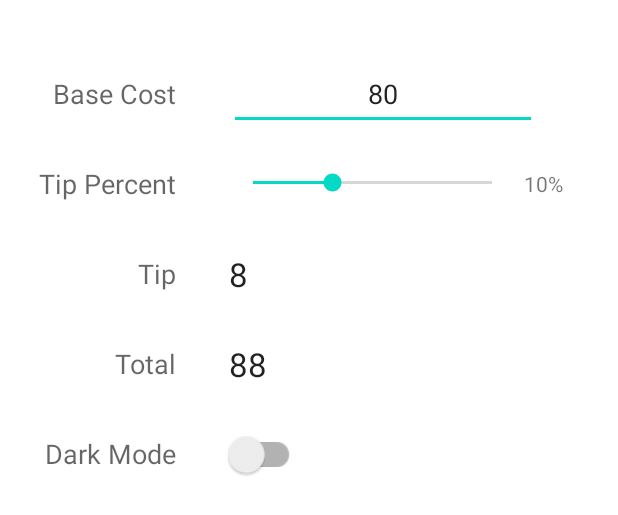
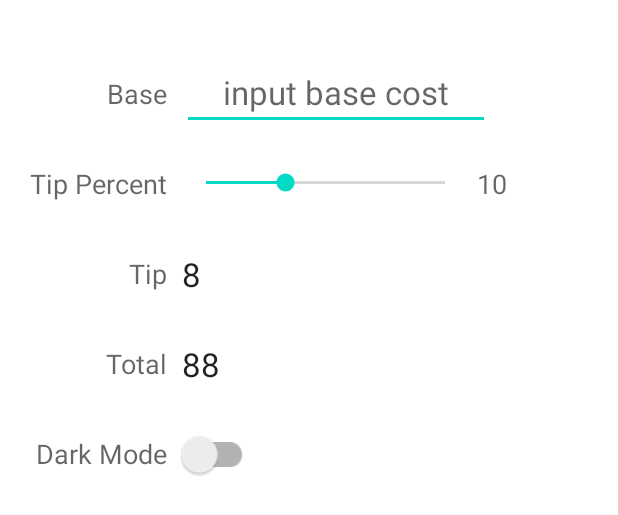
Before and after one commit to MatHazak/tip-calculator-app, an Android app: the layout activity_main.xml on its own in the app's theme, with its tools: preview values and no code run, on a phone screen of 412 x 824 dp. Shown: the top 515 px of the screen. Run offline under Robolectric (Android 15) with nearby library versions, the phone set to English and light mode, and no system bars.

Commit message:
some minor changes in UI.

```diff
--- a/app/src/main/java/me/mathazak/tipcalculator/MainActivity.kt
+++ b/app/src/main/java/me/mathazak/tipcalculator/MainActivity.kt
@@ -16,11 +16,13 @@ class MainActivity : AppCompatActivity() {
         super.onCreate(savedInstanceState)
         binding = ActivityMainBinding.inflate(layoutInflater)
         setContentView(binding.root)
+
+        updateTip()
         updateTotal()
 
         binding.tipSeekBar.setOnSeekBarChangeListener(object : SeekBar.OnSeekBarChangeListener {
             override fun onProgressChanged(seekBar: SeekBar?, progress: Int, fromUser: Boolean) {
-                updateTip(progress)
+                updateTip()
                 updateTotal()
             }
             override fun onStartTrackingTouch(seekBar: SeekBar?) {}
@@ -44,7 +46,8 @@ class MainActivity : AppCompatActivity() {
         }
     }
 
-    private fun updateTip(percent: Int) {
+    private fun updateTip() {
+        val percent = binding.tipSeekBar.progress
         binding.tipPercent.text = getString(R.string.percent, percent)
     }
 
--- a/app/src/main/res/layout/activity_main.xml
+++ b/app/src/main/res/layout/activity_main.xml
@@ -11,14 +11,16 @@
             android:layout_height="48dp"
             android:ems="10"
             android:id="@+id/baseCost"
-            android:text="80"
             android:textAlignment="center"
             android:inputType="numberDecimal"
             android:textStyle="normal"
             app:layout_constraintBottom_toBottomOf="@+id/textView10"
             app:layout_constraintTop_toTopOf="@+id/textView10"
             app:layout_constraintStart_toEndOf="@+id/textView10"
-            android:layout_marginStart="35dp" />
+            android:layout_marginStart="10dp"
+            android:textAppearance="@style/TextAppearance.AppCompat.Large"
+            android:importantForAutofill="no"
+            android:hint="@string/input_base_cost_prompt" />
 
     <SeekBar
             android:layout_width="191dp"
@@ -29,32 +31,32 @@
             style="@style/Widget.AppCompat.SeekBar"
             app:layout_constraintTop_toTopOf="@+id/textView11"
             app:layout_constraintBottom_toBottomOf="@+id/textView11"
-            android:layout_marginStart="35dp"
-            app:layout_constraintStart_toEndOf="@+id/textView11" />
+            app:layout_constraintStart_toStartOf="@+id/baseCost" />
 
     <TextView
-            android:text="Base Cost"
+            android:text="@string/base"
             android:layout_width="wrap_content"
             android:layout_height="wrap_content"
             app:layout_constraintTop_toTopOf="parent"
-            app:layout_constraintStart_toStartOf="parent"
             android:layout_marginTop="50dp"
-            android:layout_marginStart="35dp"
             android:id="@+id/textView10"
-            android:textAppearance="@style/TextAppearance.AppCompat.Medium" />
+            android:textAppearance="@style/TextAppearance.AppCompat.Medium"
+            app:layout_constraintEnd_toEndOf="@+id/textView11"
+            android:labelFor="@id/baseCost" />
 
     <TextView
-            android:text="Tip Percent"
+            android:text="@string/tip_percent"
             android:layout_width="wrap_content"
             android:layout_height="wrap_content"
             app:layout_constraintTop_toBottomOf="@+id/textView10"
             android:id="@+id/textView11"
-            app:layout_constraintEnd_toEndOf="@+id/textView10"
             android:layout_marginTop="35dp"
-            android:textAppearance="@style/TextAppearance.AppCompat.Medium" />
+            android:textAppearance="@style/TextAppearance.AppCompat.Medium"
+            app:layout_constraintStart_toStartOf="parent"
+            android:layout_marginStart="20dp" />
 
     <TextView
-            android:text="Tip"
+            android:text="@string/tip"
             android:layout_width="wrap_content"
             android:layout_height="wrap_content"
             app:layout_constraintTop_toBottomOf="@+id/textView11"
@@ -64,7 +66,7 @@
             android:textAppearance="@style/TextAppearance.AppCompat.Medium" />
 
     <TextView
-            android:text="Total"
+            android:text="@string/total"
             android:layout_width="wrap_content"
             android:layout_height="wrap_content"
             app:layout_constraintTop_toBottomOf="@+id/textView12"
@@ -74,7 +76,7 @@
             android:layout_marginTop="35dp" />
 
     <TextView
-            android:text="Dark Mode"
+            android:text="@string/dark_mode"
             android:layout_width="wrap_content"
             android:layout_height="wrap_content"
             android:textAppearance="@style/TextAppearance.AppCompat.Medium"
@@ -84,36 +86,36 @@
             android:layout_marginTop="35dp" />
 
     <TextView
-            android:text="10%"
             android:layout_width="wrap_content"
             android:layout_height="wrap_content"
             android:id="@+id/tipPercent"
             app:layout_constraintTop_toTopOf="@+id/tipSeekBar"
             app:layout_constraintBottom_toBottomOf="@+id/tipSeekBar"
             app:layout_constraintStart_toEndOf="@+id/tipSeekBar"
+            tools:text="10"
+            android:textAppearance="@style/TextAppearance.AppCompat.Medium"
             android:layout_marginStart="5dp" />
 
     <TextView
-            android:text="8"
             android:layout_width="wrap_content"
             android:layout_height="wrap_content"
             android:id="@+id/tipCost"
             app:layout_constraintTop_toTopOf="@+id/textView12"
             app:layout_constraintBottom_toBottomOf="@+id/textView12"
-            android:layout_marginStart="35dp"
-            app:layout_constraintStart_toEndOf="@+id/textView12"
-            android:textAppearance="@style/TextAppearance.AppCompat.Large" />
+            android:textAppearance="@style/TextAppearance.AppCompat.Large"
+            tools:text="8"
+            app:layout_constraintStart_toStartOf="@+id/tipSeekBar" />
 
     <TextView
-            android:text="88"
             android:layout_width="wrap_content"
             android:layout_height="wrap_content"
             android:id="@+id/totalCost"
             app:layout_constraintTop_toTopOf="@+id/textView17"
             app:layout_constraintBottom_toBottomOf="@+id/textView17"
-            android:layout_marginStart="35dp"
-            app:layout_constraintStart_toEndOf="@+id/textView17"
-            android:textAppearance="@style/TextAppearance.AppCompat.Large" />
+            app:layout_constraintStart_toEndOf="@+id/tipCost"
+            android:textAppearance="@style/TextAppearance.AppCompat.Large"
+            tools:text="88"
+            app:layout_constraintStart_toStartOf="@+id/tipCost" />
 
     <androidx.appcompat.widget.SwitchCompat
             android:layout_width="wrap_content"
@@ -121,9 +123,8 @@
             android:id="@+id/darkMode"
             android:scaleX="1.2"
             android:scaleY="1.2"
-            app:layout_constraintStart_toEndOf="@+id/textView"
             app:layout_constraintTop_toTopOf="@+id/textView"
             app:layout_constraintBottom_toBottomOf="@+id/textView"
-            android:layout_marginStart="35dp" />
+            app:layout_constraintStart_toStartOf="@+id/totalCost" />
 
 </androidx.constraintlayout.widget.ConstraintLayout>
--- a/app/src/main/res/values/strings.xml
+++ b/app/src/main/res/values/strings.xml
@@ -1,5 +1,11 @@
 <resources>
     <string name="app_name">Tip Calculator</string>
     <string name="percent">%d%%</string>
-    <string name="money">%.2f$</string>
+    <string name="money">%.2f</string>
+    <string name="base">Base</string>
+    <string name="tip_percent">Tip Percent</string>
+    <string name="tip">Tip</string>
+    <string name="total">Total</string>
+    <string name="dark_mode">Dark Mode</string>
+    <string name="input_base_cost_prompt">input base cost</string>
 </resources>
```
